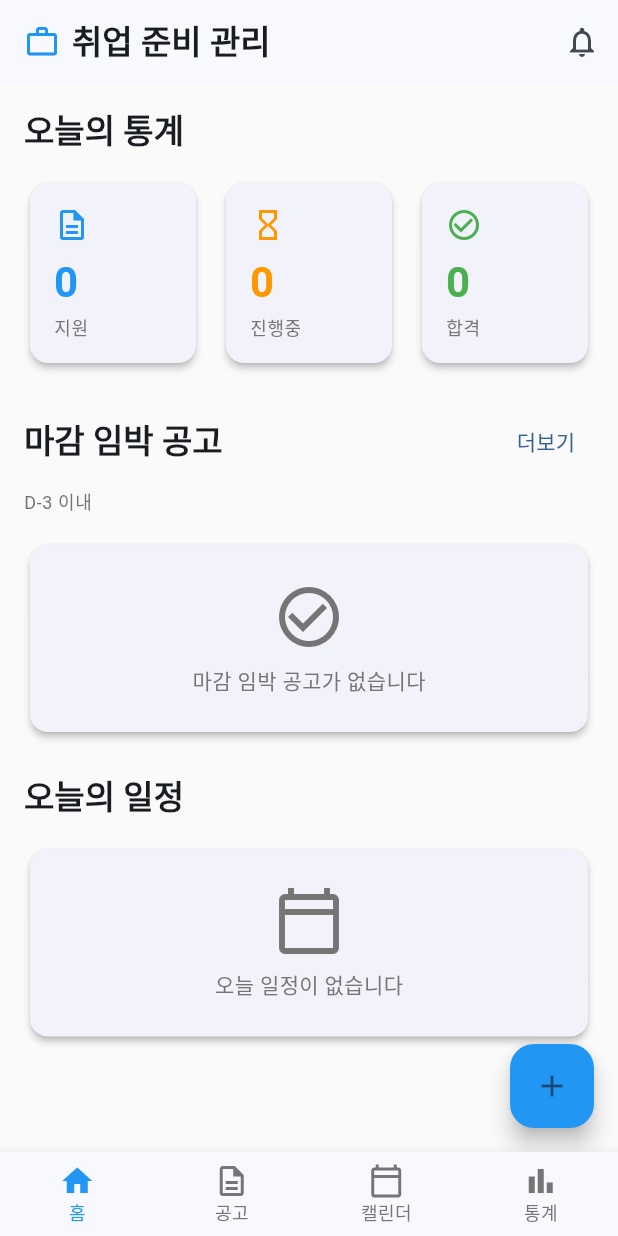
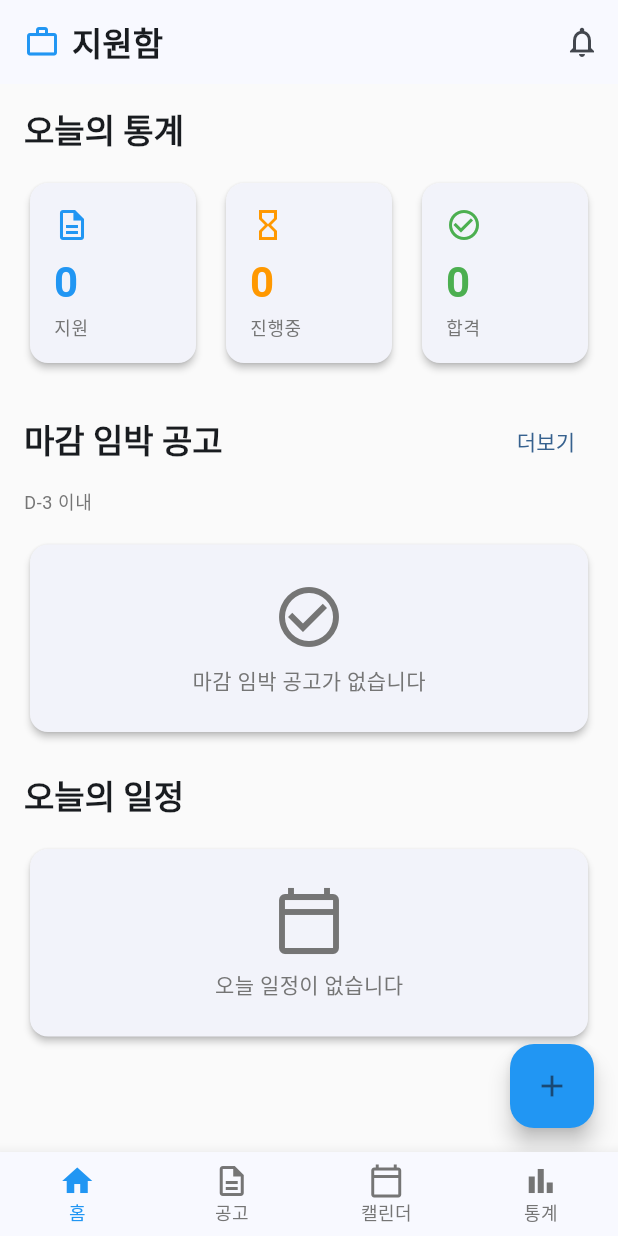
Before and after one commit to rbtc2/Jiwonham, a Flutter app: the screen it shows after launch, on a phone screen of 412 x 824 dp. Run offline on Flutter 3.47's test engine with Material 3 defaults, Android fonts, the light colour scheme and no system bars; our stand-ins replace shared_preferences; Roboto replaces fonts that are missing (Pretendard).

Commit message:
어플타이틀"지원함"

```diff
--- a/lib/constants/app_strings.dart
+++ b/lib/constants/app_strings.dart
@@ -3,7 +3,7 @@
 
 class AppStrings {
   // App
-  static const String appName = '취업 준비 관리';
+  static const String appName = '지원함';
 
   // Home Screen
   static const String homeTitle = '취업 준비 관리';
```
